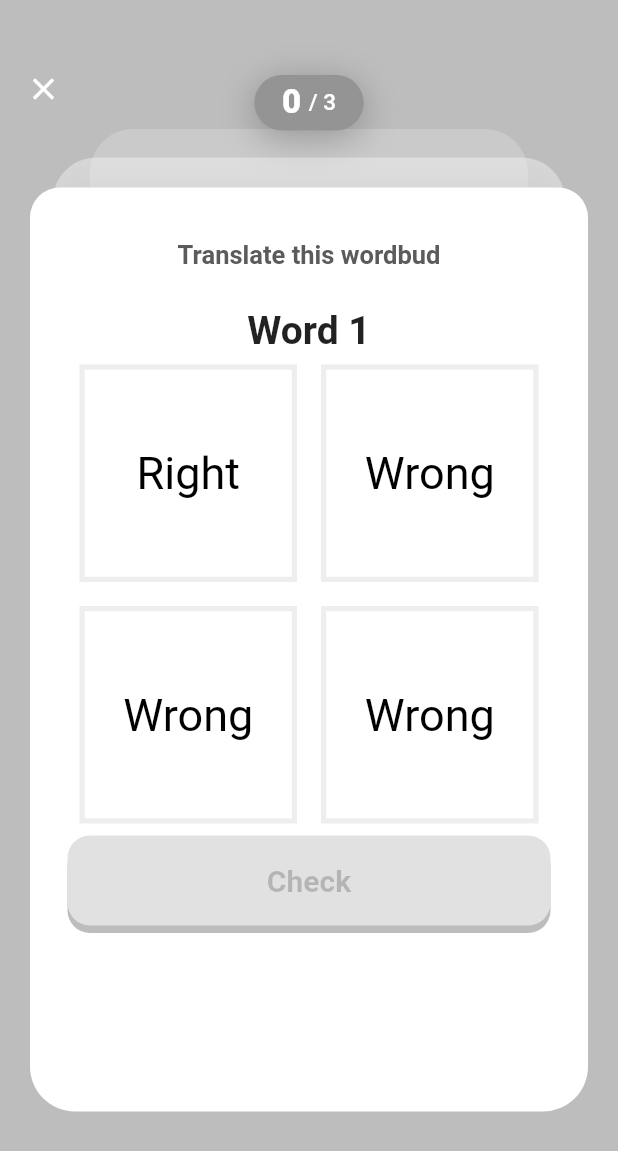
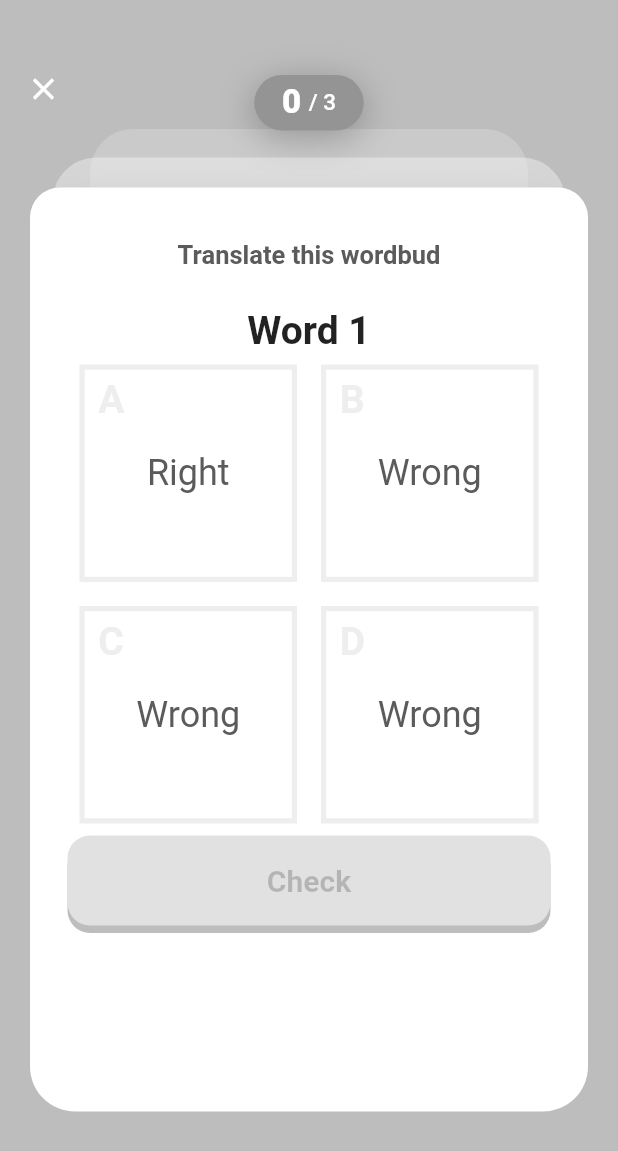
Before and after one commit to nhasley/quiz-app-flutter, a Flutter app: the QuizPage screen opened directly, on a phone screen of 412 x 824 dp. Shown: the top 1151 px of the screen. Run offline on Flutter 3.47's test engine with Material 2 defaults, Android fonts, the phone set to English and light mode, and no system bars.

Commit message:
answer index added

```diff
--- a/lib/UI/answer_button.dart
+++ b/lib/UI/answer_button.dart
@@ -3,8 +3,9 @@ import 'package:flutter/material.dart';
 class Answer extends StatelessWidget {
   final Function selectHandler;
   final String answerText;
+  final String answerId;
 
-  Answer(this.selectHandler, this.answerText);
+  Answer(this.selectHandler, this.answerText, this.answerId);
 
   @override
   Widget build(BuildContext context) {
@@ -14,18 +15,33 @@ class Answer extends StatelessWidget {
         children: <Widget>[
           Container(
             margin: EdgeInsets.all(8),
-            child: Center(
-              child: Text(
-                answerText,
-                style: TextStyle(fontSize: 30.0, color: Colors.black),
-              ),
+            child: Stack(
+              children: <Widget>[
+                Positioned.fill(
+                  top: 5,
+                  left: 9,
+                  child: Text(
+                    answerId,
+                    style: TextStyle(
+                        color: Color(0xffEEEEEE),
+                        fontWeight: FontWeight.bold,
+                        fontSize: 26),
+                  ),
+                ),
+                Positioned.fill(
+                  child: Center(
+                    child: Text(
+                      answerText,
+                      style:
+                          TextStyle(fontSize: 24.0, color: Color(0xff5B5B5B)),
+                    ),
+                  ),
+                )
+              ],
             ),
             decoration: BoxDecoration(
                 color: Colors.white,
-                border: Border.all(
-                    color:
-                        Color(0xffEEEEEE),
-                    width: 3.45999)),
+                border: Border.all(color: Color(0xffEEEEEE), width: 3.45999)),
           ),
         ],
       ),
--- a/lib/pages/quiz_page.dart
+++ b/lib/pages/quiz_page.dart
@@ -20,28 +20,28 @@ class QuizPageState extends State<QuizPage> {
     {
       'questionText': 'Word 1',
       'answers': [
-        {'id': 0, 'text': 'Right', 'score': 1},
-        {'id': 1, 'text': 'Wrong', 'score': 0},
-        {'id': 2, 'text': 'Wrong', 'score': 0},
-        {'id': 3, 'text': 'Wrong', 'score': 0}
+        {'id': 'A', 'text': 'Right', 'score': 1},
+        {'id': 'B', 'text': 'Wrong', 'score': 0},
+        {'id': 'C', 'text': 'Wrong', 'score': 0},
+        {'id': 'D', 'text': 'Wrong', 'score': 0}
       ],
     },
     {
       'questionText': 'Word 2',
       'answers': [
-        {'id': 0, 'text': 'Right', 'score': 1},
-        {'id': 1, 'text': 'Wrong', 'score': 0},
-        {'id': 2, 'text': 'Wrong', 'score': 0},
-        {'id': 3, 'text': 'Wrong', 'score': 0}
+        {'id': 'A', 'text': 'Right', 'score': 1},
+        {'id': 'B', 'text': 'Wrong', 'score': 0},
+        {'id': 'C', 'text': 'Wrong', 'score': 0},
+        {'id': 'D', 'text': 'Wrong', 'score': 0}
       ],
     },
     {
       'questionText': 'Word 3',
       'answers': [
-        {'id': 0, 'text': 'Right', 'score': 1},
-        {'id': 1, 'text': 'Wrong', 'score': 0},
-        {'id': 2, 'text': 'Wrong', 'score': 0},
-        {'id': 3, 'text': 'Wrong', 'score': 0}
+        {'id': 'A', 'text': 'Right', 'score': 1},
+        {'id': 'B', 'text': 'Wrong', 'score': 0},
+        {'id': 'C', 'text': 'Wrong', 'score': 0},
+        {'id': 'D', 'text': 'Wrong', 'score': 0}
       ],
     },
   ];
@@ -62,12 +62,12 @@ class QuizPageState extends State<QuizPage> {
   //   super.initState();
   // }
 
-  _answerQuestion(int score, int id) {
+  _answerQuestion(int score, String id) {
     isCorrect = (score == 1);
-    answer0 = (id == 0);
-    answer1 = (id == 1);
-    answer2 = (id == 2);
-    answer3 = (id == 3);
+    answer0 = (id == 'A');
+    answer1 = (id == 'B');
+    answer2 = (id == 'C');
+    answer3 = (id == 'D');
 
     if (score == 1) {
       _totalScore = _totalScore + score;
@@ -170,7 +170,7 @@ class QuizPageState extends State<QuizPage> {
                                   return Answer(() {
                                     _answerQuestion(answer['score'], answer['id']);
                                     return overlayShouldBeVisible == false;
-                                  }, answer['text']);
+                                  }, answer['text'], answer['id']);
                                 }).toList(),
                               ]),
                           GestureDetector(
```
Also changed, not shown: lib/UI/correct_wrong_overlay.dart (+9 -9 lines).
